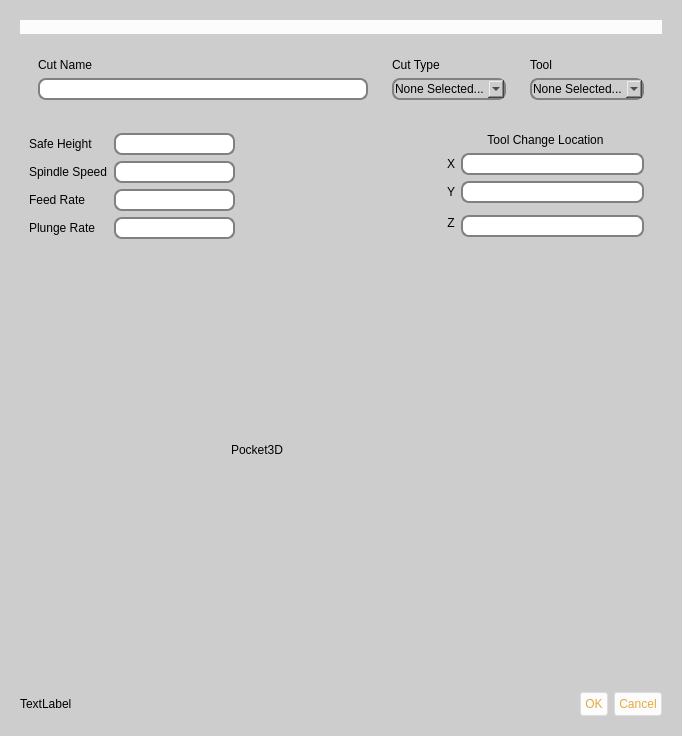
Qt form buildbotics/resources/ui/cut.ui (DougCoffland/FreeCADGCodeWB) before a commit.
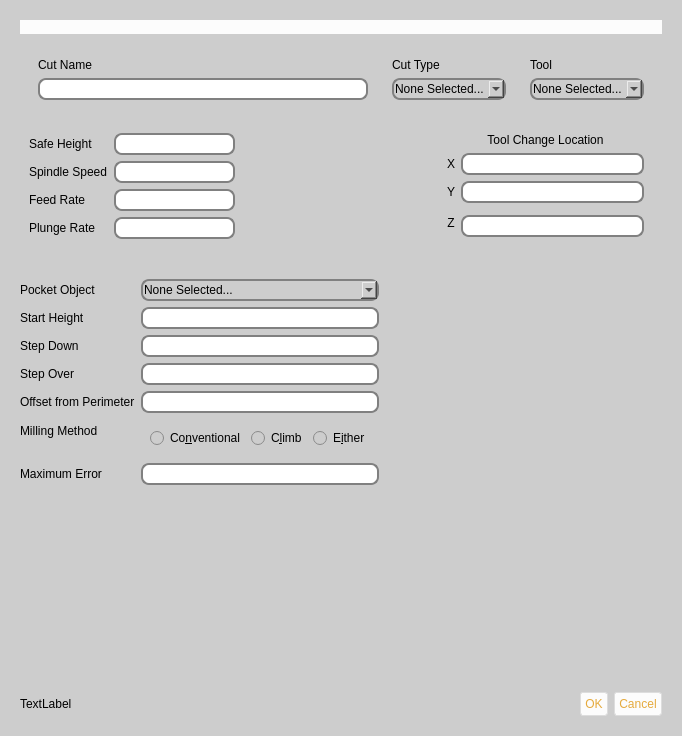
The same form after that commit. The open tabs and pages were chosen to show the change. Icons and pictures are not drawn.

Commit message: pocket3D implemented

What changed in the file:
```diff
--- a/buildbotics/resources/ui/cut.ui
+++ b/buildbotics/resources/ui/cut.ui
@@ -1952,19 +1952,174 @@
       </layout>
      </widget>
      <widget class="QWidget" name="page_7">
-      <widget class="QLabel" name="label_22">
-       <property name="geometry">
-        <rect>
-         <x>220</x>
-         <y>170</y>
-         <width>67</width>
-         <height>19</height>
-        </rect>
-       </property>
-       <property name="text">
-        <string>Pocket3D</string>
-       </property>
-      </widget>
+      <layout class="QHBoxLayout" name="horizontalLayout_22">
+       <item>
+        <layout class="QFormLayout" name="formLayout_6">
+         <item row="0" column="0">
+          <widget class="QLabel" name="pocket3DObjectToCutL">
+           <property name="text">
+            <string>Pocket Object</string>
+           </property>
+          </widget>
+         </item>
+         <item row="0" column="1">
+          <widget class="QComboBox" name="pocket3DObjectToCutCB">
+           <property name="toolTip">
+            <string>Select the object that defines the
+perimeter(s) of the pocket(s)
+to be removed.</string>
+           </property>
+           <item>
+            <property name="text">
+             <string>None Selected...</string>
+            </property>
+           </item>
+          </widget>
+         </item>
+         <item row="1" column="0">
+          <widget class="QLabel" name="pocket3DStartHeightL">
+           <property name="text">
+            <string>Start Height</string>
+           </property>
+          </widget>
+         </item>
+         <item row="1" column="1">
+          <widget class="QLineEdit" name="pocket3DStartHeightE">
+           <property name="toolTip">
+            <string>Specifies the height relative to the Z-axis
+origin were cutting starts.</string>
+           </property>
+          </widget>
+         </item>
+         <item row="2" column="0">
+          <widget class="QLabel" name="pocket3DStepDownL">
+           <property name="text">
+            <string>Step Down</string>
+           </property>
+          </widget>
+         </item>
+         <item row="2" column="1">
+          <widget class="QLineEdit" name="pocket3DStepDownE">
+           <property name="toolTip">
+            <string>Enter the distance to step down
+with each pass.</string>
+           </property>
+          </widget>
+         </item>
+         <item row="3" column="0">
+          <widget class="QLabel" name="pocket3DStepOverL">
+           <property name="text">
+            <string>Step Over</string>
+           </property>
+          </widget>
+         </item>
+         <item row="3" column="1">
+          <widget class="QLineEdit" name="pocket3DStepOverE">
+           <property name="toolTip">
+            <string>Enter the distance to step over
+with each pass.</string>
+           </property>
+          </widget>
+         </item>
+         <item row="4" column="0">
+          <widget class="QLabel" name="pocket3DOffsetFromPerimeterL">
+           <property name="text">
+            <string>Offset from Perimeter</string>
+           </property>
+          </widget>
+         </item>
+         <item row="4" column="1">
+          <widget class="QLineEdit" name="pocket3DOffsetFromPerimeterE">
+           <property name="toolTip">
+            <string>The distance that the edge of the cut
+will be from the perimeter.
+A value of zero means that
+the center of the bit will be
+on the perimeter.</string>
+           </property>
+          </widget>
+         </item>
+         <item row="5" column="0">
+          <widget class="QLabel" name="pocket3DMillingMethodL">
+           <property name="text">
+            <string>Milling Method</string>
+           </property>
+          </widget>
+         </item>
+         <item row="5" column="1">
+          <widget class="QFrame" name="frame_27">
+           <property name="frameShape">
+            <enum>QFrame::StyledPanel</enum>
+           </property>
+           <property name="frameShadow">
+            <enum>QFrame::Raised</enum>
+           </property>
+           <layout class="QHBoxLayout" name="horizontalLayout_21">
+            <item>
+             <widget class="QRadioButton" name="pocket3DConventionalRB">
+              <property name="toolTip">
+               <string>Cutting front edge turns away from the material.</string>
+              </property>
+              <property name="text">
+               <string>Co&amp;nventional</string>
+              </property>
+             </widget>
+            </item>
+            <item>
+             <widget class="QRadioButton" name="pocket3DClimbRB">
+              <property name="toolTip">
+               <string>Cutting front edge turns towards the material.</string>
+              </property>
+              <property name="text">
+               <string>C&amp;limb</string>
+              </property>
+             </widget>
+            </item>
+            <item>
+             <widget class="QRadioButton" name="pocket3DEitherRB">
+              <property name="toolTip">
+               <string>System chooses the milling method.</string>
+              </property>
+              <property name="text">
+               <string>E&amp;ither</string>
+              </property>
+             </widget>
+            </item>
+           </layout>
+          </widget>
+         </item>
+         <item row="6" column="0">
+          <widget class="QLabel" name="pocket3DMaximumErrorL">
+           <property name="text">
+            <string>Maximum Error</string>
+           </property>
+          </widget>
+         </item>
+         <item row="6" column="1">
+          <widget class="QLineEdit" name="pocket3DMaximumErrorE">
+           <property name="toolTip">
+            <string>The distance that bit can deviate from the exact path.
+Higher values greatly reduce the size of the
+resulting GCode file and reduce cutting time.</string>
+           </property>
+          </widget>
+         </item>
+        </layout>
+       </item>
+       <item>
+        <spacer name="horizontalSpacer_8">
+         <property name="orientation">
+          <enum>Qt::Horizontal</enum>
+         </property>
+         <property name="sizeHint" stdset="0">
+          <size>
+           <width>163</width>
+           <height>20</height>
+          </size>
+         </property>
+        </spacer>
+       </item>
+      </layout>
      </widget>
      <widget class="QWidget" name="page_8">
       <widget class="QLabel" name="label_23">
```
Left out of the diff: 2 changed lines with no effect on the pictures. The commit also changes 6 other files.
